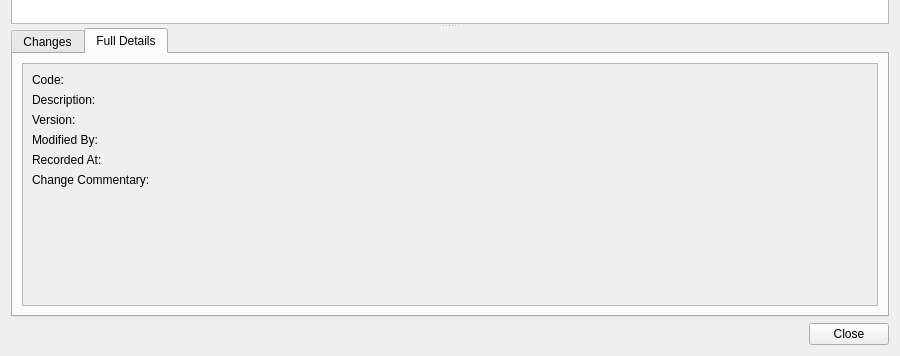
First picture: the form in projects/ores.qt/refdata/ui/TenorAnchorHistoryDialog.ui, repository OreStudio/OreStudio, before the edit; both pictures show x 0 to 900 and y 244 to 600 of the 900 by 600 pixel window.
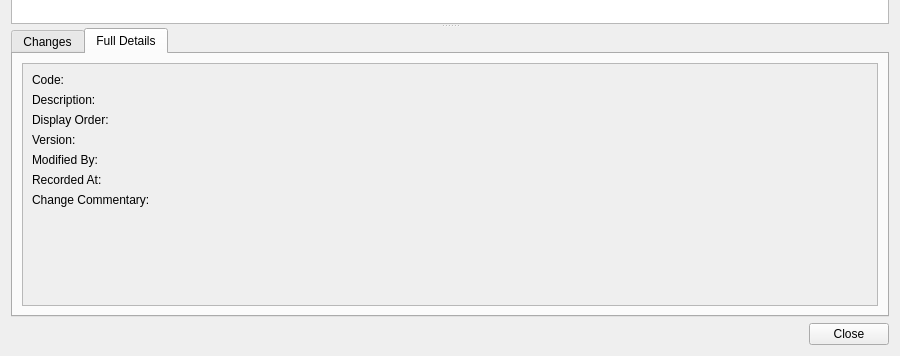
Second picture: the form after the edit. The open tabs and pages were chosen to show the change.

Commit message: [qt,refdata,sql] Add tenor_kind/tenor_unit/tenor_resolution_algorithm codes, badges, combo boxes, eventing

The edit to the form file:
```diff
--- a/projects/ores.qt/refdata/ui/TenorAnchorHistoryDialog.ui
+++ b/projects/ores.qt/refdata/ui/TenorAnchorHistoryDialog.ui
@@ -181,55 +181,69 @@
                 </widget>
                </item>
                <item row="2" column="0">
+                <widget class="QLabel" name="display_orderLabel">
+                 <property name="text">
+                  <string>Display Order:</string>
+                 </property>
+                </widget>
+               </item>
+               <item row="2" column="1">
+                <widget class="QLabel" name="displayOrderValue">
+                 <property name="text">
+                  <string/>
+                 </property>
+                </widget>
+               </item>
+               <item row="3" column="0">
                 <widget class="QLabel" name="versionNumberLabel">
                  <property name="text">
                   <string>Version:</string>
                  </property>
                 </widget>
                </item>
-               <item row="2" column="1">
+               <item row="3" column="1">
                 <widget class="QLabel" name="versionNumberValue">
                  <property name="text">
                   <string/>
                  </property>
                 </widget>
                </item>
-               <item row="3" column="0">
+               <item row="4" column="0">
                 <widget class="QLabel" name="modifiedByLabel">
                  <property name="text">
                   <string>Modified By:</string>
                  </property>
                 </widget>
                </item>
-               <item row="3" column="1">
+               <item row="4" column="1">
                 <widget class="QLabel" name="modifiedByValue">
                  <property name="text">
                   <string/>
                  </property>
                 </widget>
                </item>
-               <item row="4" column="0">
+               <item row="5" column="0">
                 <widget class="QLabel" name="recordedAtLabel">
                  <property name="text">
                   <string>Recorded At:</string>
                  </property>
                 </widget>
                </item>
-               <item row="4" column="1">
+               <item row="5" column="1">
                 <widget class="QLabel" name="recordedAtValue">
                  <property name="text">
                   <string/>
                  </property>
                 </widget>
                </item>
-               <item row="5" column="0">
+               <item row="6" column="0">
                 <widget class="QLabel" name="changeCommentaryLabel">
                  <property name="text">
                   <string>Change Commentary:</string>
                  </property>
                 </widget>
                </item>
-               <item row="5" column="1">
+               <item row="6" column="1">
                 <widget class="QLabel" name="changeCommentaryValue">
                  <property name="text">
                   <string/>
```
The commit also changes 178 other files.
